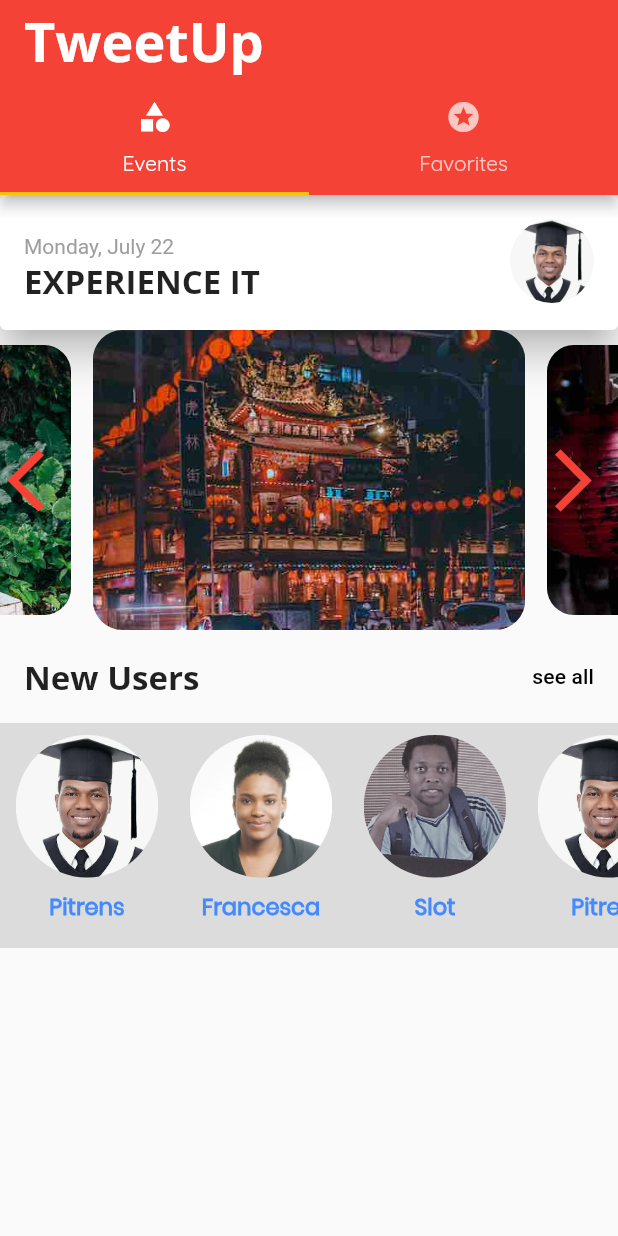
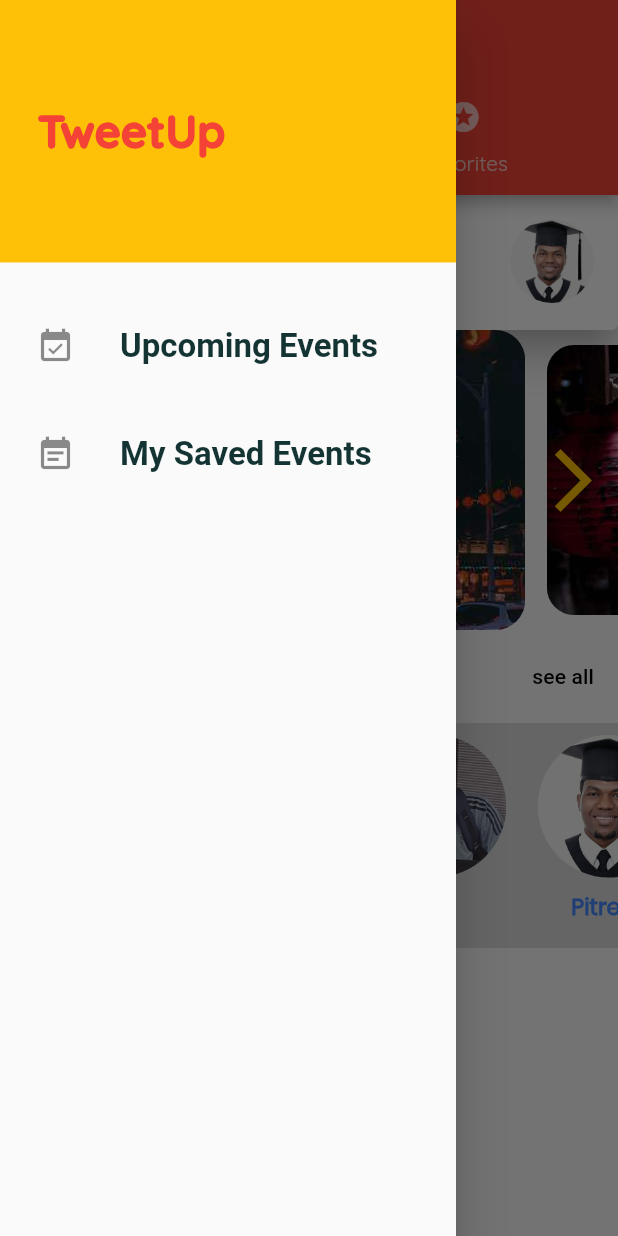
Before and after one commit to supertrens/TweetUp, a Flutter app: the screen it shows after launch, with the side drawer open (before the commit the screen has no drawer), on a phone screen of 412 x 824 dp. Run offline on Flutter 3.47's test engine with Material 2 defaults, Android fonts, the phone set to English and light mode, and no system bars; our stand-ins replace flutter_swiper; Roboto replaces fonts that are missing (RobotoCondensed).

Commit message:
add drawer menu

```diff
--- a/lib/main.dart
+++ b/lib/main.dart
@@ -1,6 +1,6 @@
 import 'package:flutter/material.dart';
 
-import './pages/tabscreen/tabs.dart';
+import './pages/tab_menu/tabs.dart';
 
 
 import './utils/constant.dart';
--- a/lib/pages/home/hero.dart
+++ b/lib/pages/home/hero.dart
@@ -46,7 +46,7 @@ class HeroBanner extends StatelessWidget {
             viewportFraction: 0.7,
             scale: 0.9,
             duration: 500,
-            control: new SwiperControl(size: 50),
+            control: new SwiperControl(size: 50, color: Theme.of(context).accentColor),
           ),
         )
       ],
--- /dev/null
+++ b/lib/pages/settings.dart
@@ -0,0 +1,59 @@
+import 'package:flutter/material.dart';
+import 'package:taibe/utils/constant.dart';
+
+class MainDrawer extends StatelessWidget {
+  @override
+  Widget build(BuildContext context) {
+    return Drawer(
+      child: Column(
+        children: <Widget>[
+          Container(
+            height: 175, // TODO: Dynamically get the appbar height
+            width: double.infinity,
+            padding: EdgeInsets.all(25),
+            alignment: Alignment.centerLeft,
+            color: Theme.of(context).accentColor,
+            child: Text(
+              Constant.APP_NAME,
+              style: TextStyle(
+                fontWeight: FontWeight.w900,
+                fontSize: 30,
+                color: Theme.of(context).primaryColor,
+              ),
+            ),
+          ),
+          SizedBox(height: 20),
+          Padding(
+            padding: const EdgeInsets.all(8.0),
+            child: buildListTile(Icons.event_available, "Upcoming Events", () {
+              Navigator.of(context).pushReplacementNamed("/");
+            }),
+          ),
+          Padding(
+            padding: const EdgeInsets.all(8.0),
+            child: buildListTile(Icons.event_note, "My Saved Events", () {
+              // Navigator.of(context).pushReplacementNamed(FilterScreen.routeName);
+            }),
+          ),
+        ],
+      ),
+    );
+  }
+
+  ListTile buildListTile(IconData icon, String title, Function tapHandler) {
+    return ListTile(
+      leading: Icon(
+        icon,
+        size: 26,
+      ),
+      title: Text(
+        title,
+        style: TextStyle(
+            fontFamily: "RobotoCondensed",
+            fontSize: 22,
+            fontWeight: FontWeight.bold),
+      ),
+      onTap: tapHandler,
+    );
+  }
+}
--- a/lib/pages/tabscreen/tabs.dart
+++ b/lib/pages/tab_menu/tabs.dart
@@ -2,6 +2,7 @@ import 'package:flutter/material.dart';
 import 'package:taibe/pages/home/body.dart';
 import 'package:taibe/pages/home/profile_card.dart';
 
+import '../../pages/settings.dart';
 import '../../utils/constant.dart';
 
 class TabsScreen extends StatefulWidget {
@@ -30,6 +31,7 @@ class _TabsScreenState extends State<TabsScreen> {
             ],
           ),
         ),
+        drawer: MainDrawer(),
         body: TabBarView(
           children: <Widget>[
             HomePageBody(),
```
Also changed, not shown: lib/pages/home/body.dart (+0 -12 lines).
